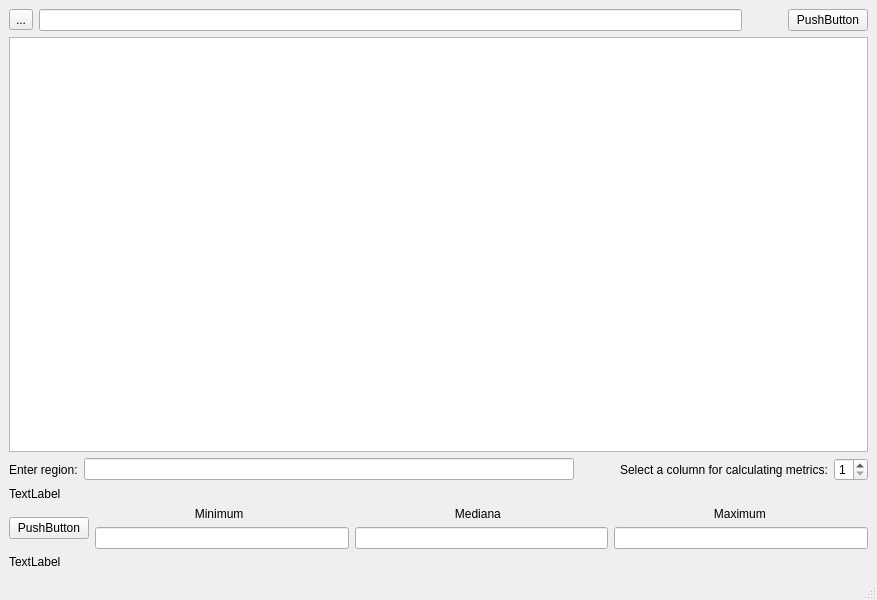
mashka-antonova/OP_lab_2, file mainwindow.ui: the form before one commit.
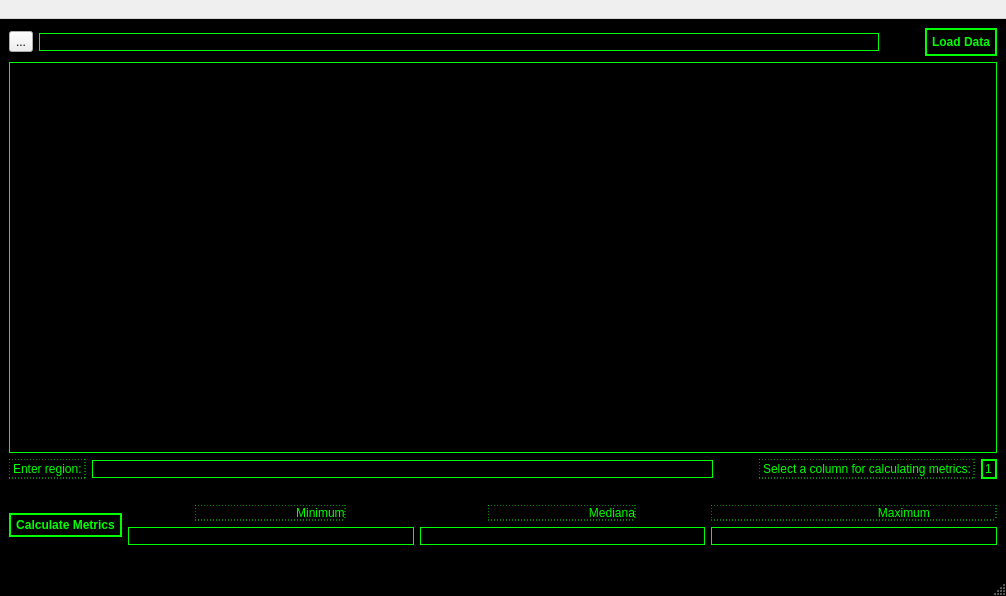
The form after the commit. Icons and pictures are not drawn.

Patch:
```diff
--- a/mainwindow.ui
+++ b/mainwindow.ui
@@ -6,19 +6,187 @@
    <rect>
     <x>0</x>
     <y>0</y>
-    <width>877</width>
-    <height>600</height>
+    <width>1006</width>
+    <height>596</height>
    </rect>
   </property>
+  <property name="font">
+   <font>
+    <family>Courier New</family>
+   </font>
+  </property>
   <property name="windowTitle">
    <string>MainWindow</string>
   </property>
+  <property name="styleSheet">
+   <string notr="true">/* Основное окно */
+QMainWindow {
+    background-color: #000000;
+}
+
+/* Все текстовые метки и поля ввода */
+QLineEdit, QSpinBox, QTableWidget {
+    color: #00FF00; /* Ярко-зеленый &quot;терминальный&quot; цвет */
+    background-color: #000000;
+    border: 1px solid #00FF00;
+    font-family: &quot;Courier New&quot;, monospace; /* Или специальный пиксельный шрифт */
+}
+
+/* Кнопки Load Data и Calculate Metrics */
+QPushButton {
+    background-color: #000000;
+    color: #00FF00;
+    border: 2px solid #00FF00;
+    padding: 5px;
+    text-transform: uppercase;
+    font-weight: bold;
+}
+
+QPushButton:hover {
+    background-color: #00FF00;
+    color: #000000;
+}
+
+QPushButton:pressed {
+    background-color: #008800;
+}
+
+/* Настройка таблицы */
+QTableWidget {
+    gridline-color: #00FF00;
+    selection-background-color: #004400;
+    selection-color: #00FF00;
+}
+
+QHeaderView::section {
+    background-color: #000000;
+    color: #00FF00;
+    border: 1px solid #00FF00;
+    padding: 4px;
+}
+
+#outputErrorLabel, #regionErrorLabel {
+    color: #FF0000; 
+    border: none;
+    font-family: &quot;Courier New&quot;, monospace;
+}
+QTableWidget QTableCornerButton::section {
+    background-color: #000000;
+    border: 1px solid #00FF00;
+}</string>
+  </property>
+  <property name="iconSize">
+   <size>
+    <width>50</width>
+    <height>50</height>
+   </size>
+  </property>
   <widget class="QWidget" name="centralwidget">
    <layout class="QGridLayout" name="gridLayout">
-    <item row="3" column="0">
-     <widget class="QLabel" name="regionErrorLabel">
-      <property name="text">
-       <string>TextLabel</string>
+    <item row="0" column="0">
+     <layout class="QHBoxLayout" name="horizontalLayout_2">
+      <item>
+       <layout class="QHBoxLayout" name="horizontalLayout">
+        <item>
+         <widget class="QToolButton" name="selectFile">
+          <property name="text">
+           <string>...</string>
+          </property>
+          <property name="icon">
+           <iconset resource="source.qrc">
+            <normaloff>:/icon/papka.jpg</normaloff>:/icon/papka.jpg</iconset>
+          </property>
+          <property name="iconSize">
+           <size>
+            <width>30</width>
+            <height>30</height>
+           </size>
+          </property>
+         </widget>
+        </item>
+        <item>
+         <widget class="QLineEdit" name="filePath">
+          <property name="readOnly">
+           <bool>true</bool>
+          </property>
+         </widget>
+        </item>
+       </layout>
+      </item>
+      <item>
+       <spacer name="horizontalSpacer">
+        <property name="orientation">
+         <enum>Qt::Orientation::Horizontal</enum>
+        </property>
+        <property name="sizeType">
+         <enum>QSizePolicy::Policy::Preferred</enum>
+        </property>
+        <property name="sizeHint" stdset="0">
+         <size>
+          <width>40</width>
+          <height>20</height>
+         </size>
+        </property>
+       </spacer>
+      </item>
+      <item>
+       <widget class="QPushButton" name="loadData">
+        <property name="styleSheet">
+         <string notr="true">font: 9pt &quot;Courier New&quot;;</string>
+        </property>
+        <property name="text">
+         <string>Load Data</string>
+        </property>
+       </widget>
+      </item>
+     </layout>
+    </item>
+    <item row="1" column="0">
+     <widget class="QTableWidget" name="tableWidget">
+      <property name="styleSheet">
+       <string notr="true">/* 1. Общая область вертикальной полосы прокрутки */
+QScrollBar:vertical {
+    background-color: #000000; /* Фон дорожки */
+    width: 16px;
+    margin: 0px 0px 0px 0px;
+    border: 1px solid #00FF00; /* Зеленая рамка всей полосы */
+}
+
+/* 2. Сам ползунок (бегунок) */
+QScrollBar::handle:vertical {
+    background-color: #00FF00; /* Ярко-зеленый ползунок */
+    min-height: 20px;
+    margin: 2px; /* Небольшой отступ внутри рамки */
+}
+
+/* 3. Нижняя и верхняя кнопки (стрелочки) — полностью их убираем */
+QScrollBar::add-line:vertical, QScrollBar::sub-line:vertical {
+    background: none;
+    height: 0px;
+    subcontrol-origin: margin;
+}
+
+/* 4. Область дорожки выше и ниже ползунка (важно!) */
+QScrollBar::add-page:vertical, QScrollBar::sub-page:vertical {
+    background: #000000; /* Чтобы область под ползунком была черной, а не серой */
+}
+
+/* 5. То же самое для горизонтальной полосы (на всякий случай) */
+QScrollBar:horizontal {
+    background-color: #000000;
+    height: 16px;
+    border: 1px solid #00FF00;
+}
+QScrollBar::handle:horizontal {
+    background-color: #00FF00;
+    min-width: 20px;
+    margin: 2px;
+}
+QScrollBar::add-line:horizontal, QScrollBar::sub-line:horizontal,
+QScrollBar::add-page:horizontal, QScrollBar::sub-page:horizontal {
+    background: none;
+    width: 0px;
+}</string>
       </property>
      </widget>
     </item>
@@ -26,6 +194,13 @@
      <layout class="QHBoxLayout" name="horizontalLayout_3">
       <item>
        <widget class="QLabel" name="label">
+        <property name="styleSheet">
+         <string notr="true">color: #00FF00;
+background-color: #000000;
+border: 1px solid #00FF00;
+font-family: &quot;Courier New&quot;, monospace;
+border-style: dashed</string>
+        </property>
         <property name="text">
          <string>Enter region:</string>
         </property>
@@ -52,6 +227,13 @@
       </item>
       <item>
        <widget class="QLabel" name="label_2">
+        <property name="styleSheet">
+         <string notr="true">color: #00FF00;
+background-color: #000000;
+border: 1px solid #00FF00;
+font-family: &quot;Courier New&quot;, monospace;
+border-style: dashed</string>
+        </property>
         <property name="text">
          <string>Select a column for calculating metrics:</string>
         </property>
@@ -59,6 +241,21 @@
       </item>
       <item>
        <widget class="QSpinBox" name="columnInput">
+        <property name="styleSheet">
+         <string notr="true">QSpinBox {
+    background-color: #000000;
+    color: #00FF00;
+    border: 2px solid #00FF00;
+    font-family: &quot;Courier New&quot;;
+    selection-background-color: #00FF00;
+    selection-color: #000000;
+}
+
+QSpinBox::up-button, QSpinBox::down-button {
+    width: 0px;
+    border: none;
+}</string>
+        </property>
         <property name="minimum">
          <number>1</number>
         </property>
@@ -69,22 +266,53 @@
       </item>
      </layout>
     </item>
+    <item row="3" column="0">
+     <widget class="QLabel" name="regionErrorLabel">
+      <property name="styleSheet">
+       <string notr="true">color: #00FF00;
+background-color: #000000;
+font-family: &quot;Courier New&quot;, monospace;</string>
+      </property>
+      <property name="text">
+       <string/>
+      </property>
+     </widget>
+    </item>
     <item row="4" column="0">
      <layout class="QHBoxLayout" name="horizontalLayout_5">
       <item>
        <widget class="QPushButton" name="calculateMetrix">
+        <property name="maximumSize">
+         <size>
+          <width>16777215</width>
+          <height>24</height>
+         </size>
+        </property>
+        <property name="styleSheet">
+         <string notr="true">font: 9pt &quot;Courier New&quot;;</string>
+        </property>
         <property name="text">
-         <string>PushButton</string>
+         <string>Calculate Metrics</string>
         </property>
        </widget>
       </item>
       <item>
        <layout class="QVBoxLayout" name="verticalLayout">
-        <item>
+        <item alignment="Qt::AlignmentFlag::AlignHCenter">
          <widget class="QLabel" name="label_3">
+          <property name="styleSheet">
+           <string notr="true">color: #00FF00;
+background-color: #000000;
+border: 1px solid #00FF00;
+font-family: &quot;Courier New&quot;, monospace;
+border-style: dashed</string>
+          </property>
           <property name="text">
            <string>                              Minimum</string>
           </property>
+          <property name="alignment">
+           <set>Qt::AlignmentFlag::AlignCenter</set>
+          </property>
          </widget>
         </item>
         <item>
@@ -98,11 +326,21 @@
       </item>
       <item>
        <layout class="QVBoxLayout" name="verticalLayout_2">
-        <item>
+        <item alignment="Qt::AlignmentFlag::AlignHCenter">
          <widget class="QLabel" name="label_4">
+          <property name="styleSheet">
+           <string notr="true">color: #00FF00;
+background-color: #000000;
+border: 1px solid #00FF00;
+font-family: &quot;Courier New&quot;, monospace;
+border-style: dashed</string>
+          </property>
           <property name="text">
            <string>                              Mediana</string>
           </property>
+          <property name="alignment">
+           <set>Qt::AlignmentFlag::AlignCenter</set>
+          </property>
          </widget>
         </item>
         <item>
@@ -118,9 +356,22 @@
        <layout class="QVBoxLayout" name="verticalLayout_3">
         <item>
          <widget class="QLabel" name="label_5">
+          <property name="styleSheet">
+           <string notr="true">color: #00FF00;
+background-color: #000000;
+border: 1px solid #00FF00;
+font-family: &quot;Courier New&quot;, monospace;
+border-style: dashed</string>
+          </property>
           <property name="text">
            <string>                              Maximum</string>
           </property>
+          <property name="alignment">
+           <set>Qt::AlignmentFlag::AlignCenter</set>
+          </property>
+          <property name="wordWrap">
+           <bool>false</bool>
+          </property>
          </widget>
         </item>
         <item>
@@ -134,58 +385,17 @@
       </item>
      </layout>
     </item>
-    <item row="1" column="0">
-     <widget class="QTableWidget" name="tableWidget"/>
-    </item>
-    <item row="0" column="0">
-     <layout class="QHBoxLayout" name="horizontalLayout_2">
-      <item>
-       <layout class="QHBoxLayout" name="horizontalLayout">
-        <item>
-         <widget class="QToolButton" name="selectFile">
-          <property name="text">
-           <string>...</string>
-          </property>
-         </widget>
-        </item>
-        <item>
-         <widget class="QLineEdit" name="filePath">
-          <property name="readOnly">
-           <bool>true</bool>
-          </property>
-         </widget>
-        </item>
-       </layout>
-      </item>
-      <item>
-       <spacer name="horizontalSpacer">
-        <property name="orientation">
-         <enum>Qt::Orientation::Horizontal</enum>
-        </property>
-        <property name="sizeType">
-         <enum>QSizePolicy::Policy::Preferred</enum>
-        </property>
-        <property name="sizeHint" stdset="0">
-         <size>
-          <width>40</width>
-          <height>20</height>
-         </size>
-        </property>
-       </spacer>
-      </item>
-      <item>
-       <widget class="QPushButton" name="loadData">
-        <property name="text">
-         <string>PushButton</string>
-        </property>
-       </widget>
-      </item>
-     </layout>
-    </item>
     <item row="5" column="0">
      <widget class="QLabel" name="outputErrorLabel">
+      <property name="styleSheet">
+       <string notr="true">#outputErrorLabel, #regionErrorLabel {
+    color: #FF0000; 
+    border: none;
+    font-style: italic;
+}</string>
+      </property>
       <property name="text">
-       <string>TextLabel</string>
+       <string/>
       </property>
      </widget>
     </item>
@@ -196,10 +406,16 @@
     <rect>
      <x>0</x>
      <y>0</y>
-     <width>877</width>
+     <width>1006</width>
      <height>21</height>
     </rect>
    </property>
+   <widget class="QMenu" name="menuRussian_Demographics">
+    <property name="title">
+     <string> </string>
+    </property>
+   </widget>
+   <addaction name="menuRussian_Demographics"/>
   </widget>
   <widget class="QStatusBar" name="statusbar"/>
  </widget>
```
Left out of the diff: 4 changed lines with no effect on the pictures.
